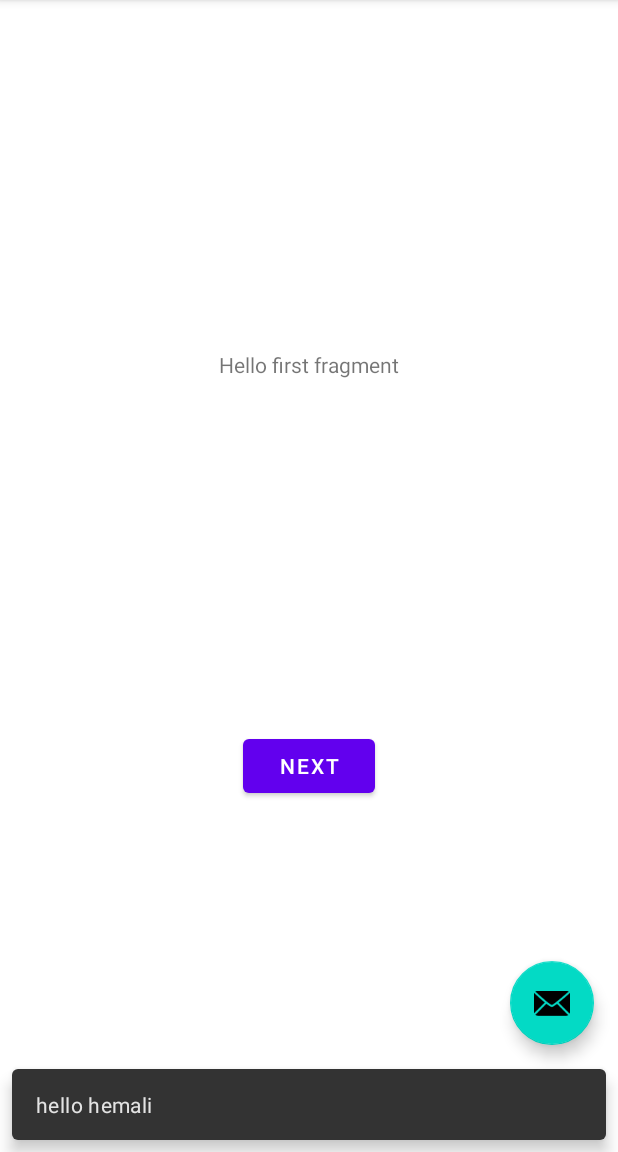
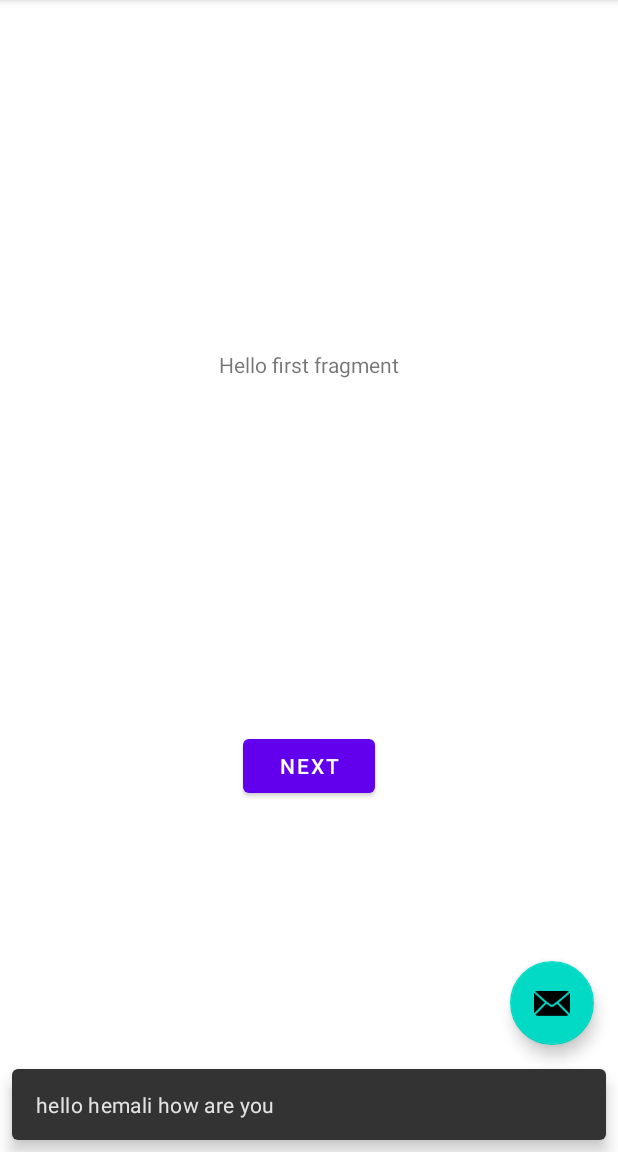
Before and after one commit to HEMALID/git_project, an Android app: the screen it shows after launch (MainActivity), after a tap on an icon or button, on a phone screen of 412 x 824 dp, the part 84-1236 px from its top. Run offline under Robolectric (Android 15) with nearby library versions, the phone set to English and light mode, and no system bars.

Commit message:
hello hemali

```diff
--- a/app/src/main/java/com/example/git_project/MainActivity.kt
+++ b/app/src/main/java/com/example/git_project/MainActivity.kt
@@ -15,7 +15,7 @@ class MainActivity : AppCompatActivity() {
         setSupportActionBar(findViewById(R.id.toolbar))
 
         findViewById<FloatingActionButton>(R.id.fab).setOnClickListener { view ->
-            Snackbar.make(view, "hello hemali", Snackbar.LENGTH_LONG)
+            Snackbar.make(view, "hello hemali how are you", Snackbar.LENGTH_LONG)
                     .setAction("Action", null).show()
         }
     }
```
